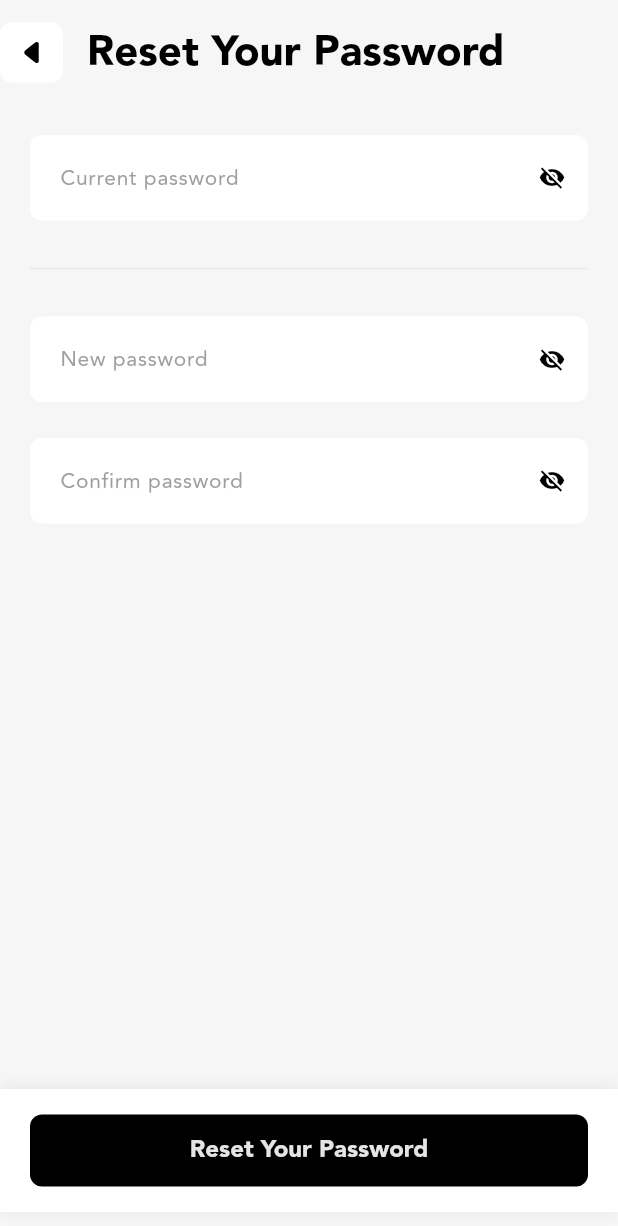
After one commit to mohammednajy/CarAds_App, a Flutter app: the ResetPasswordScreen screen opened by its route, on a phone screen of 412 x 824 dp. The commit adds this screen. Shown: the top 1226 px of the screen. Run offline on Flutter 3.47's test engine with Material 3 defaults, Android fonts, the phone set to English and light mode, and no system bars; our stand-ins replace cached_network_image, cloud_firestore, easy_localization, firebase_auth, firebase_core, flutter_hooks and 8 more; missing offline and left inert: flutter_facebook_auth, open_mail_app; accounts and stored records are empty; network calls fail.

Commit message:
Create ReSet password screen Only UI

```diff
--- a/lib/core/commonWidgets/custom_appbar.dart
+++ b/lib/core/commonWidgets/custom_appbar.dart
@@ -42,7 +42,7 @@ class CustomAppBar extends StatelessWidget implements PreferredSizeWidget {
           : const SizedBox(),
       title: Text(
         title.tr(),
-        style: textStyle ?? context.headlineMedium.copyWith(fontSize: 22),
+        style: textStyle ?? context.headlineMedium,
       ),
       actions: actionIcon,
     );
--- a/lib/core/config/utils/resources/images_path.dart
+++ b/lib/core/config/utils/resources/images_path.dart
@@ -23,5 +23,6 @@ class ImagePath {
   static const String otpImage = '${imagePath}otp_image.svg';
   static const String paypal = '${imagePath}paypal.svg';
   static const String logoutFrame = '${imagePath}logoutFrame.svg';
+  static const String doneFrame = '${imagePath}done_frame.svg';
 
 }
--- a/lib/core/router/router.dart
+++ b/lib/core/router/router.dart
@@ -1,4 +1,3 @@
-
 import 'package:car_ads_app/features/bnb/presentation/screens/main_app_screen.dart';
 import 'package:car_ads_app/features/home/presentation/screens/all_cars_screen.dart';
 import 'package:car_ads_app/features/auth/presentation/screens/check_email_screen.dart';
@@ -10,10 +9,12 @@ import 'package:car_ads_app/features/auth/presentation/screens/signUp_screen.dar
 import 'package:car_ads_app/features/onboarding/presentation/screens/onboarding_screen.dart';
 import 'package:car_ads_app/features/onboarding/presentation/screens/splash_screen.dart';
 import 'package:car_ads_app/features/profile/presentation/screens/change_language_screen.dart';
+import 'package:car_ads_app/features/profile/presentation/screens/done_screen.dart';
 import 'package:car_ads_app/features/profile/presentation/screens/faq_screen.dart';
 import 'package:car_ads_app/features/profile/presentation/screens/payment_screen.dart';
 import 'package:car_ads_app/features/profile/presentation/screens/privacy_policy_screen.dart';
 import 'package:car_ads_app/features/profile/presentation/screens/profile_screen.dart';
+import 'package:car_ads_app/features/profile/presentation/screens/reset_password_screen.dart';
 import 'package:car_ads_app/features/profile/presentation/screens/terms_conditions_screen.dart';
 
 import 'routes_name.dart';
@@ -30,8 +31,11 @@ Route<dynamic>? onGenerateRoute(RouteSettings settings) {
           builder: (context) => const OnBoardingScreen(),
           settings: const RouteSettings(name: RoutesName.onboarding));
     case RoutesName.mainAppScreen:
+      var numPage = settings.arguments as int;
       return MaterialPageRoute(
-          builder: (context) => const MainAppScreen(),
+          builder: (context) => MainAppScreen(
+                page: numPage,
+              ),
           settings: const RouteSettings(name: RoutesName.mainAppScreen));
     case RoutesName.allCarsScreen:
       return MaterialPageRoute(
@@ -39,11 +43,11 @@ Route<dynamic>? onGenerateRoute(RouteSettings settings) {
           settings: const RouteSettings(name: RoutesName.allCarsScreen));
     case RoutesName.signInScreen:
       return MaterialPageRoute(
-        builder: (context) =>  SignInScreen(),
+        builder: (context) => SignInScreen(),
       );
     case RoutesName.signUpScreen:
       return MaterialPageRoute(
-        builder: (context) =>  SignUpScreen(),
+        builder: (context) => SignUpScreen(),
       );
     case RoutesName.checkEmailScreen:
       return MaterialPageRoute(
@@ -79,11 +83,19 @@ Route<dynamic>? onGenerateRoute(RouteSettings settings) {
       );
     case RoutesName.termsAndConditionsScreen:
       return MaterialPageRoute(
-        builder: (context) =>  TermsAndConditionsScreen(),
+        builder: (context) => TermsAndConditionsScreen(),
       );
     case RoutesName.privacyPolicyScreen:
       return MaterialPageRoute(
-        builder: (context) =>  PrivacyPolicyScreen(),
+        builder: (context) => PrivacyPolicyScreen(),
+      );
+    case RoutesName.resetPasswordScreen:
+      return MaterialPageRoute(
+        builder: (context) => ResetPasswordScreen(),
+      );
+    case RoutesName.doneScreen:
+      return MaterialPageRoute(
+        builder: (context) => const DoneScreen(),
       );
 
     default:
--- a/lib/core/router/routes_name.dart
+++ b/lib/core/router/routes_name.dart
@@ -17,4 +17,6 @@ class RoutesName {
   static const String fAQScreen = 'fAQScreen';
   static const String termsAndConditionsScreen = 'termsAndConditionsScreen';
   static const String privacyPolicyScreen = 'privacyPolicyScreen';
+  static const String resetPasswordScreen = 'resetPasswordScreen';
+  static const String doneScreen = 'doneScreen';
 }
--- a/lib/features/onboarding/presentation/screens/splash_screen.dart
+++ b/lib/features/onboarding/presentation/screens/splash_screen.dart
@@ -20,7 +20,7 @@ class SplashScreen extends StatelessWidget {
           ? SharedPrefController.getLoggedIn()
               ? RoutesName.mainAppScreen
               : RoutesName.signInScreen
-          : RoutesName.onboarding);
+          : RoutesName.onboarding,arguments: 0);
     });
     return Scaffold(
       backgroundColor: ColorManager.borderColor,
--- /dev/null
+++ b/lib/features/profile/domain/provider/reset_password_provider.dart
@@ -0,0 +1,5 @@
+import 'package:hooks_riverpod/hooks_riverpod.dart';
+
+final showCurrentPassProvider = StateProvider.autoDispose<bool>((ref) => true);
+final showNewPassProvider = StateProvider.autoDispose<bool>((ref) => true);
+final showConfirmPassProvider = StateProvider.autoDispose<bool>((ref) => true);
--- /dev/null
+++ b/lib/features/profile/presentation/screens/reset_password_screen.dart
@@ -0,0 +1,131 @@
+import 'package:car_ads_app/core/commonWidgets/custom_appbar.dart';
+import 'package:car_ads_app/core/commonWidgets/custom_textFeild.dart';
+import 'package:car_ads_app/core/commonWidgets/popup_widget.dart';
+import 'package:car_ads_app/core/config/utils/extensions/validate_extension.dart';
+import 'package:car_ads_app/core/config/utils/resources/colors_manger.dart';
+import 'package:car_ads_app/core/config/utils/resources/sizes_in_app.dart';
+import 'package:car_ads_app/core/router/router_extention.dart';
+import 'package:car_ads_app/core/router/routes_name.dart';
+import 'package:car_ads_app/features/profile/domain/provider/reset_password_provider.dart';
+import 'package:car_ads_app/features/profile/presentation/widgets/custom_floating_button.dart';
+import 'package:flutter/material.dart';
+import 'package:flutter_hooks/flutter_hooks.dart';
+import 'package:hooks_riverpod/hooks_riverpod.dart';
+
+class ResetPasswordScreen extends HookConsumerWidget {
+  ResetPasswordScreen({super.key});
+
+  final GlobalKey<FormState> reSetPasswordFormKey = GlobalKey<FormState>();
+
+  @override
+  Widget build(BuildContext context, WidgetRef ref) {
+    final currentPasswordController = useTextEditingController();
+    final newPasswordController = useTextEditingController();
+    final confirmPasswordController = useTextEditingController();
+
+    final bool showCurrentPassState = ref.watch(showCurrentPassProvider);
+    final bool showNewPassState = ref.watch(showNewPassProvider);
+    final bool showConfirmPassState = ref.watch(showConfirmPassProvider);
+
+    return Scaffold(
+      resizeToAvoidBottomInset: false,
+      appBar: const CustomAppBar(title: 'Reset Your Password '),
+      body: GestureDetector(
+        onTap: () {
+          FocusScopeNode currentFocus = FocusScope.of(context);
+          if (!currentFocus.hasPrimaryFocus &&
+              currentFocus.focusedChild != null) {
+            currentFocus.focusedChild!.unfocus();
+          }
+        },
+        child: Form(
+          key: reSetPasswordFormKey,
+          child: Padding(
+            padding: const EdgeInsetsDirectional.symmetric(
+                horizontal: AppPadding.paddingHorizontal,
+                vertical: AppPadding.paddingVertical),
+            child: Column(
+              spacing: 24,
+              children: [
+                CustomTextField(
+                  controller: currentPasswordController,
+                  hintText: 'Current password',
+                  keyboardType: TextInputType.visiblePassword,
+                  textInputAction: TextInputAction.next,
+                  validator: (val) => val!.validatePassword(),
+                  suffixIcon: GestureDetector(
+                    onTap: () {
+                      ref
+                          .read(showCurrentPassProvider.notifier)
+                          .update((state) => !state);
+                    },
+                    child: showCurrentPassState
+                        ? const Icon(Icons.visibility_off,
+                            size: 18, color: ColorManager.primary)
+                        : const Icon(Icons.visibility, size: 18),
+                  ),
+                  obscureText: showCurrentPassState,
+                ),
+                const Divider(color: ColorManager.dividerColor),
+                CustomTextField(
+                  controller: newPasswordController,
+                  hintText: 'New password',
+                  keyboardType: TextInputType.visiblePassword,
+                  textInputAction: TextInputAction.next,
+                  validator: (val) => val!.validatePassword(),
+                  suffixIcon: GestureDetector(
+                    onTap: () {
+                      ref
+                          .read(showNewPassProvider.notifier)
+                          .update((state) => !state);
+                    },
+                    child: showNewPassState
+                        ? const Icon(Icons.visibility_off,
+                            size: 18, color: ColorManager.primary)
+                        : const Icon(Icons.visibility, size: 18),
+                  ),
+                  obscureText: showNewPassState,
+                ),
+                CustomTextField(
+                  controller: confirmPasswordController,
+                  hintText: 'Confirm password',
+                  keyboardType: TextInputType.visiblePassword,
+                  textInputAction: TextInputAction.done,
+                  validator: (val) => val!.validatePassword(),
+                  suffixIcon: GestureDetector(
+                    onTap: () {
+                      ref
+                          .read(showConfirmPassProvider.notifier)
+                          .update((state) => !state);
+                    },
+                    child: showConfirmPassState
+                        ? const Icon(Icons.visibility_off,
+                            size: 18, color: ColorManager.primary)
+                        : const Icon(Icons.visibility, size: 18),
+                  ),
+                  obscureText: showConfirmPassState,
+                ),
+              ],
+            ),
+          ),
+        ),
+      ),
+      floatingActionButtonLocation: FloatingActionButtonLocation.centerFloat,
+      floatingActionButton: CustomFloatingButton(
+        buttonText: 'Reset Your Password',
+        onPressed: () {
+          if (reSetPasswordFormKey.currentState!.validate()) {
+            if (newPasswordController.text == confirmPasswordController.text) {
+              context.navigateTo(RoutesName.doneScreen);
+            } else {
+              context.showSnackBar(
+                message: 'There is no match in entering the password',
+                backgroundColor: ColorManager.warningColor,
+              );
+            }
+          }
+        },
+      ),
+    );
+  }
+}
```
Also changed, not shown: lib/features/bnb/presentation/screens/main_app_screen.dart (+7 -2 lines), lib/features/profile/presentation/screens/done_screen.dart (added, +49 -0 lines), lib/features/profile/presentation/screens/profile_screen.dart (+5 -4 lines), assets/images/done_frame.svg (added). Lines whose indentation alone changed are shown as unchanged.
